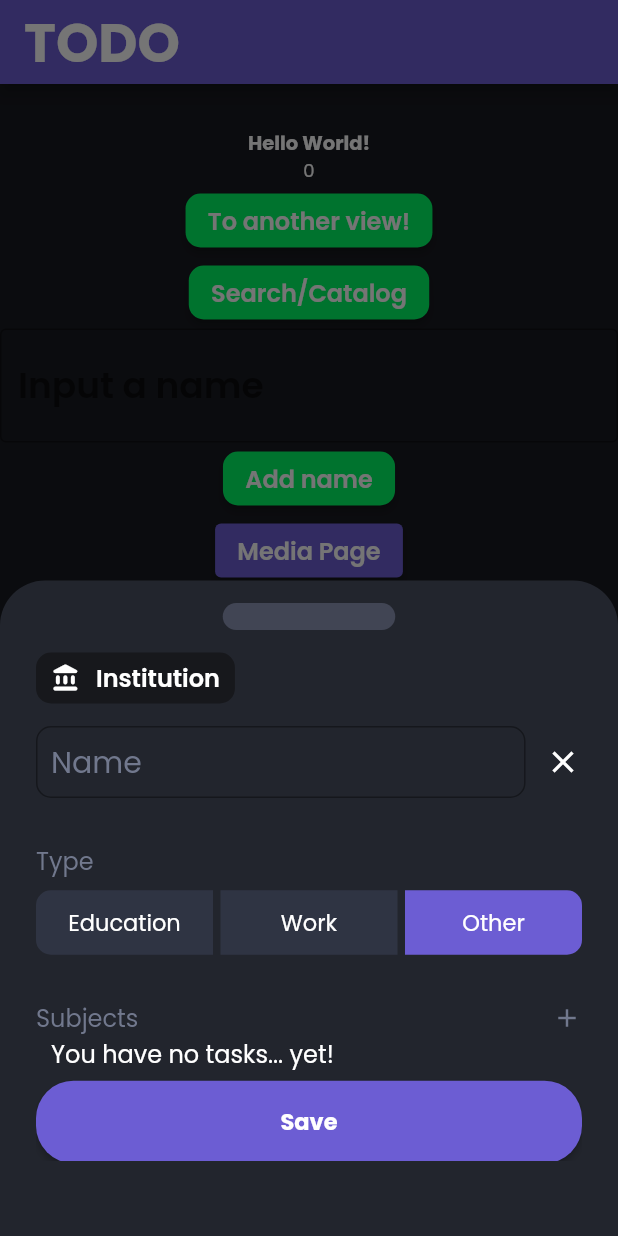
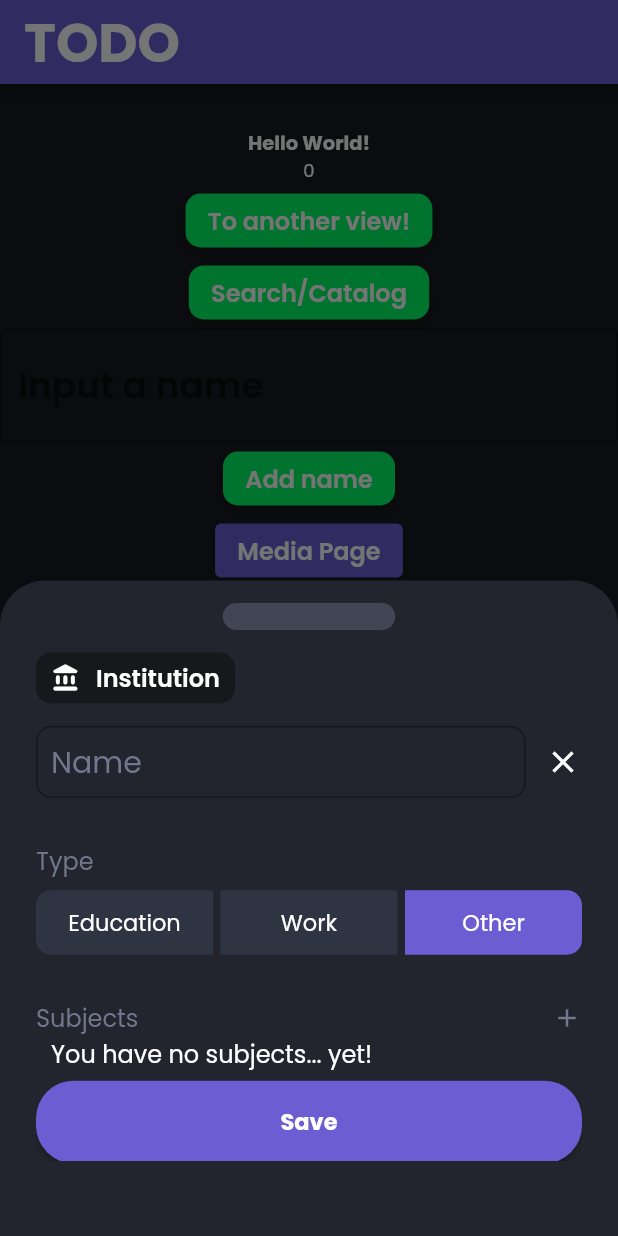
Before and after one commit to DreFlo/lgp-2223-sc1, a Flutter app: the HomePage screen opened directly, after a tap on "Institution Form", on a phone screen of 412 x 824 dp. Run offline on Flutter 3.47's test engine with Material 2 defaults, Android fonts, the phone set to English and light mode, and no system bars; our stand-ins replace floor, flutter_svg, get_it, like_button, lottie, rive and 1 more; missing offline and left inert: books_finder, emojis, tmdb_api; accounts and stored records are empty; generated files the repository leaves out were written again.

Commit message:
fix: simple layout inconsistencies

```diff
--- a/src/lib/l10n/app_en.arb
+++ b/src/lib/l10n/app_en.arb
@@ -56,6 +56,7 @@
   "due_date": "Due Date",
   "project": "Project",
   "institution": "Institution",
+  "no_subjects": "You have no subjects... yet!",
   "subject": "Subject",
   "description": "Description",
   "no_notes": "You have no notes... yet!",
--- a/src/lib/l10n/app_pt.arb
+++ b/src/lib/l10n/app_pt.arb
@@ -76,6 +76,7 @@
   "due_date": "Data de Entrega",
   "project": "Projeto",
   "institution": "Instituição",
+  "no_subjects": "Ainda não tens disciplinas...",
   "subject": "Disciplina",
   "description": "Descrição",
   "no_notes": "Ainda não tens notas...",
--- a/src/lib/pages/tasks/institution_form.dart
+++ b/src/lib/pages/tasks/institution_form.dart
@@ -333,7 +333,7 @@ class _InstitutionFormState extends State<InstitutionForm> {
   Widget displaySubjects() {
     if (widget.id == null) {
       if (noDbSubjects.isEmpty) {
-        return Text(AppLocalizations.of(context).no_tasks,
+        return Text(AppLocalizations.of(context).no_subjects,
             style: const TextStyle(
                 color: Colors.white,
                 fontSize: 16,
@@ -360,7 +360,7 @@ class _InstitutionFormState extends State<InstitutionForm> {
               List<Widget> subjects = [];
 
               if (snapshot.data!.isEmpty && noDbSubjects.isEmpty) {
-                subjects.add(Text(AppLocalizations.of(context).no_tasks,
+                subjects.add(Text(AppLocalizations.of(context).no_subjects,
                     style: const TextStyle(
                         color: Colors.white,
                         fontSize: 16,
```
Also changed, not shown: src/lib/widgets/tasks/subject_bar.dart (+15 -14 lines).
